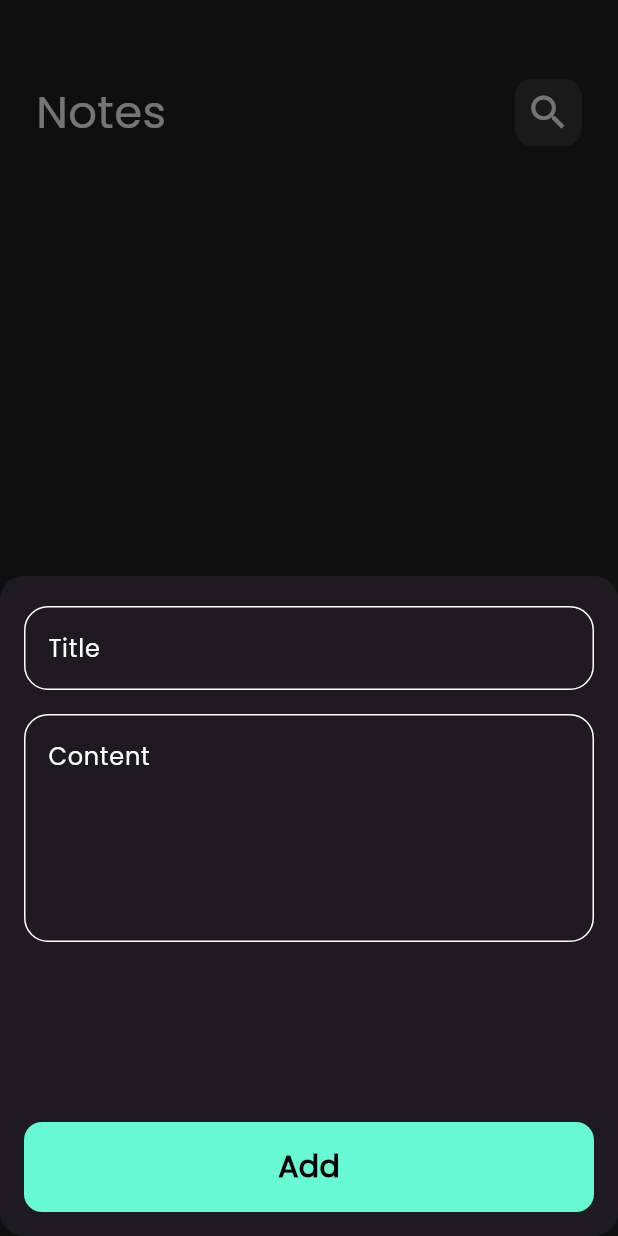
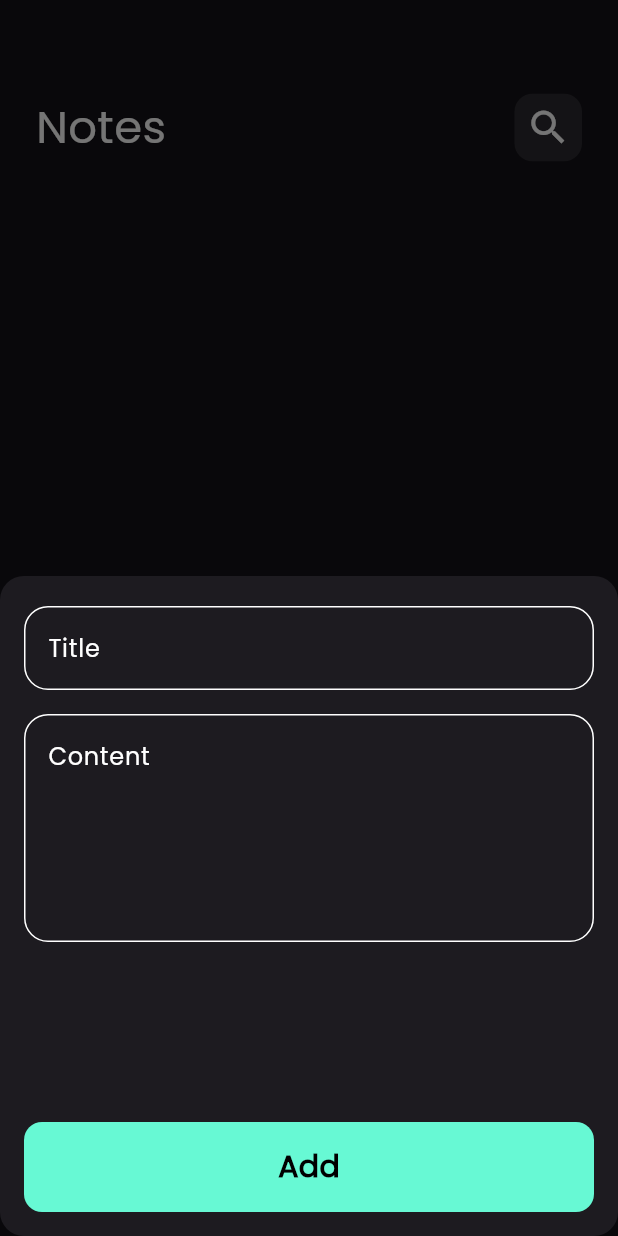
Before and after one commit to Ali-Ahmad-0/notes-app, a Flutter app: the screen it shows after launch, after a tap on the "add" icon, on a phone screen of 412 x 824 dp. Run offline on Flutter 3.47's test engine with Material 3 defaults, Android fonts, the phone set to English and light mode, and no system bars; our stand-ins replace bloc, flutter_bloc, font_awesome_flutter, hive, hive_flutter; accounts and stored records are empty.

Commit message:
fix some bugs

```diff
--- a/lib/Views/notes_view.dart
+++ b/lib/Views/notes_view.dart
@@ -4,62 +4,30 @@ import 'package:notes_app/constants.dart';
 import 'package:notes_app/cubits/notes_cubit/notes_cubit.dart';
 import 'package:notes_app/widgets/add_note_bottom_sheet.dart';
 import 'package:notes_app/widgets/customAppBar.dart';
-import 'package:notes_app/widgets/notes_list_view.dart';
-
-class NotesView extends StatefulWidget {
+import 'package:notes_app/widgets/notes_list_view.dart' show NotesListView;
+import 'package:notes_app/widgets/notes_view_body.dart';
+class NotesView extends StatelessWidget {
   const NotesView({super.key});
 
   @override
-  State<NotesView> createState() => _NotesViewState();
-}
-
-class _NotesViewState extends State<NotesView> {
-  @override
-  void initState() {
-    BlocProvider.of<NoteCubit>(context).fetchAllnotes();
-    super.initState();
-  }
-
-  @override
   Widget build(BuildContext context) {
-    return BlocProvider(
-      create: (context) => NoteCubit(),
-      child: Scaffold(
+    return Scaffold(
       resizeToAvoidBottomInset: false,
       floatingActionButton: FloatingActionButton(
-          backgroundColor: kPrimaryColor,
         onPressed: () {
           showModalBottomSheet(
               isScrollControlled: true,
               shape: RoundedRectangleBorder(
-                    borderRadius: BorderRadius.circular(16)),
+                borderRadius: BorderRadius.circular(16),
+              ),
               context: context,
               builder: (context) {
                 return const AddNoteBottomsheet();
               });
         },
-          child: const Icon(
-            Icons.add,
-            color: Colors.black,
+        child: const Icon(Icons.add),
       ),
-        ),
-        backgroundColor: Colors.grey.shade900,
-        body: const Padding(
-          padding: EdgeInsets.symmetric(vertical: 10, horizontal: 24),
-          child: Column(
-            children: [
-              SizedBox(
-                height: 30,
-              ),
-              CustomAppBar(
-                title: 'Notes',
-                icon: Icons.search,
-              ),
-              Expanded(child: NotesListView())
-            ],
-          ),
-        ),
-      ),
+      body: const NotesViewBody(),
     );
   }
 }
--- a/lib/cubits/add_note_cubit/add_note_cubit.dart
+++ b/lib/cubits/add_note_cubit/add_note_cubit.dart
@@ -1,4 +1,5 @@
 import 'package:bloc/bloc.dart';
+import 'package:flutter/material.dart';
 import 'package:hive/hive.dart';
 import 'package:meta/meta.dart';
 import 'package:notes_app/constants.dart';
--- a/lib/cubits/add_note_cubit/add_note_state.dart
+++ b/lib/cubits/add_note_cubit/add_note_state.dart
@@ -6,7 +6,7 @@ sealed class AddNoteState {}
 final class AddNoteInitial extends AddNoteState {}
 final class AddNoteSuccess extends AddNoteState {}
 final class AddNoteFailure extends AddNoteState {
- final String errorMessage;
+final String errorMessage;
 
   AddNoteFailure({required this.errorMessage});
 
--- a/lib/cubits/notes_cubit/notes_cubit.dart
+++ b/lib/cubits/notes_cubit/notes_cubit.dart
@@ -13,7 +13,6 @@ class NoteCubit extends Cubit<NotesState> {
   fetchAllnotes() async {
     var notesBox = Hive.box<NoteModel>(kNoteBox);
     notes = notesBox.values.toList();
+    emit(NotesSuccess());
   }
 }
-
-class NoteInitial {}
--- a/lib/main.dart
+++ b/lib/main.dart
@@ -3,7 +3,7 @@ import 'package:flutter_bloc/flutter_bloc.dart';
 import 'package:hive_flutter/adapters.dart';
 import 'package:notes_app/Views/notes_view.dart';
 import 'package:notes_app/constants.dart';
-import 'package:notes_app/cubits/add_note_cubit/add_note_cubit.dart';
+import 'package:notes_app/cubits/notes_cubit/notes_cubit.dart';
 import 'package:notes_app/models/note_model.dart';
 import 'package:notes_app/simple_bloc_observer.dart';
 
@@ -20,10 +20,13 @@ class NotesApp extends StatelessWidget {
 
   @override
   Widget build(BuildContext context) {
-    return MaterialApp(
-      debugShowCheckedModeBanner: false,
-      theme: ThemeData(brightness: Brightness.dark, fontFamily: 'Poppins'),
-      home: const NotesView(),
+    return BlocProvider(
+      create: (context) => NoteCubit(),
+      child: MaterialApp(
+        debugShowCheckedModeBanner: false,
+        theme: ThemeData(brightness: Brightness.dark, fontFamily: 'Poppins'),
+        home: const NotesView(),
+      ),
     );
   }
 }
--- a/lib/widgets/notes_list_view.dart
+++ b/lib/widgets/notes_list_view.dart
@@ -1,25 +1,33 @@
-import 'package:flutter/material.dart';
+
+import 'package:flutter/material.dart' show StatelessWidget;
+import 'package:flutter/widgets.dart';
 import 'package:flutter_bloc/flutter_bloc.dart';
 import 'package:notes_app/cubits/notes_cubit/notes_cubit.dart';
-import 'package:notes_app/cubits/notes_cubit/notes_states.dart';
-import 'package:notes_app/models/note_model.dart';
-
-import 'Note_Card.dart';
+import 'package:notes_app/cubits/notes_cubit/notes_states.dart' show NotesState;
+import 'package:notes_app/models/note_model.dart' show NoteModel;
+import 'package:notes_app/widgets/Note_Card.dart';
 
 class NotesListView extends StatelessWidget {
   const NotesListView({super.key});
+
   @override
   Widget build(BuildContext context) {
     return BlocBuilder<NoteCubit, NotesState>(
       builder: (context, state) {
-        List<NoteModel> notes = BlocProvider.of<NoteCubit>(context).notes ?? [];
-
-        return ListView.builder(
-          itemCount: notes.length,
-          padding: EdgeInsets.zero,
-          itemBuilder: (context, index) {
-            return const NoteCard();
-          },
+        List<NoteModel> notes = BlocProvider.of<NoteCubit>(context).notes!;
+        return Padding(
+          padding: const EdgeInsets.symmetric(vertical: 16),
+          child: ListView.builder(
+              itemCount: notes.length,
+              padding: EdgeInsets.zero,
+              itemBuilder: (context, index) {
+                return Padding(
+                  padding: const EdgeInsets.symmetric(vertical: 4),
+                  child: NoteItem(
+                    note: notes[index],
+                  ),
+                );
+              }),
         );
       },
     );
--- /dev/null
+++ b/lib/widgets/notes_view_body.dart
@@ -0,0 +1,45 @@
+import 'package:flutter/material.dart';
+import 'package:flutter_bloc/flutter_bloc.dart';
+import 'package:notes_app/cubits/notes_cubit/notes_cubit.dart';
+import 'package:notes_app/cubits/notes_cubit/notes_states.dart';
+import 'package:notes_app/models/note_model.dart';
+import 'package:notes_app/widgets/customAppBar.dart';
+import 'package:notes_app/widgets/notes_list_view.dart';
+
+import 'Note_Card.dart';
+
+class NotesViewBody extends StatefulWidget {
+  const NotesViewBody({super.key});
+
+  @override
+  State<NotesViewBody> createState() => _NotesViewBodyState();
+}
+
+class _NotesViewBodyState extends State<NotesViewBody> {
+  @override
+  void initState() {
+    BlocProvider.of<NoteCubit>(context).fetchAllnotes();
+      super.initState();
+}
+
+  @override
+  Widget build(BuildContext context) {
+    return const Padding(
+      padding: EdgeInsets.symmetric(horizontal: 24),
+      child: Column(
+        children: [
+          SizedBox(
+            height: 50,
+          ),
+          CustomAppBar(
+            title: 'Notes',
+            icon: Icons.search,
+          ),
+          Expanded(
+            child: NotesListView(),
+          ),
+        ],
+      ),
+    );
+  }
+}
```
Also changed, not shown: lib/cubits/notes_cubit/notes_states.dart (+0 -7 lines), lib/widgets/Note_Card.dart (+20 -18 lines), lib/widgets/add_note_bottom_sheet.dart (+8 -3 lines), pubspec.lock, 125 other files. Lines whose indentation alone changed are shown as unchanged.
